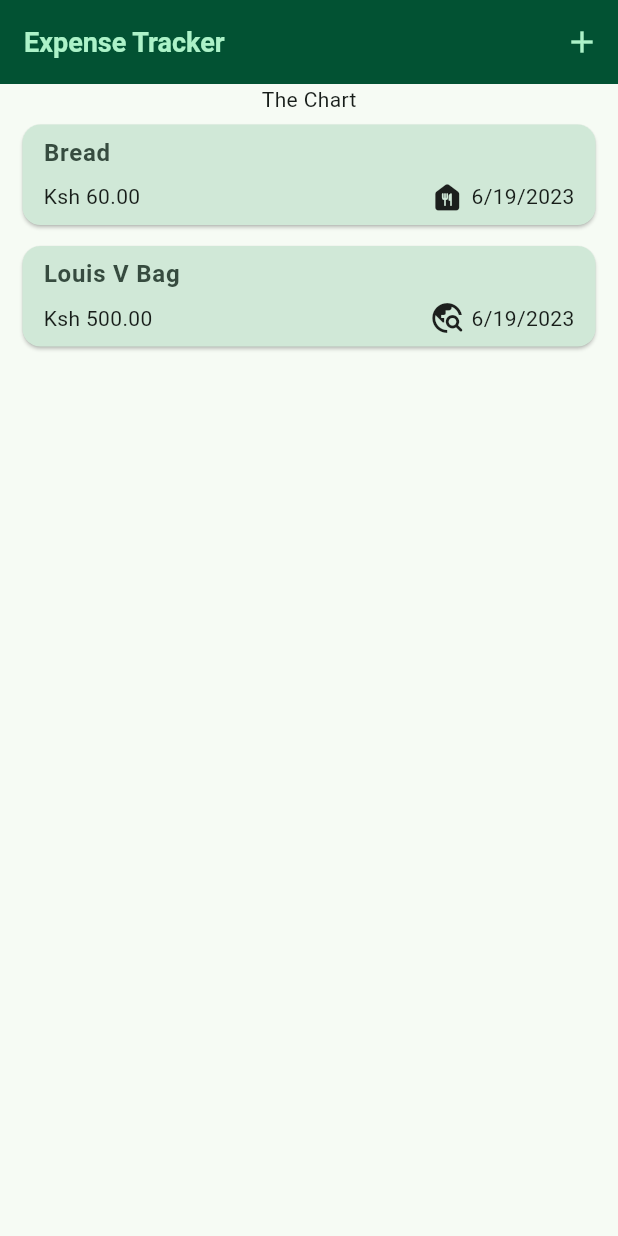
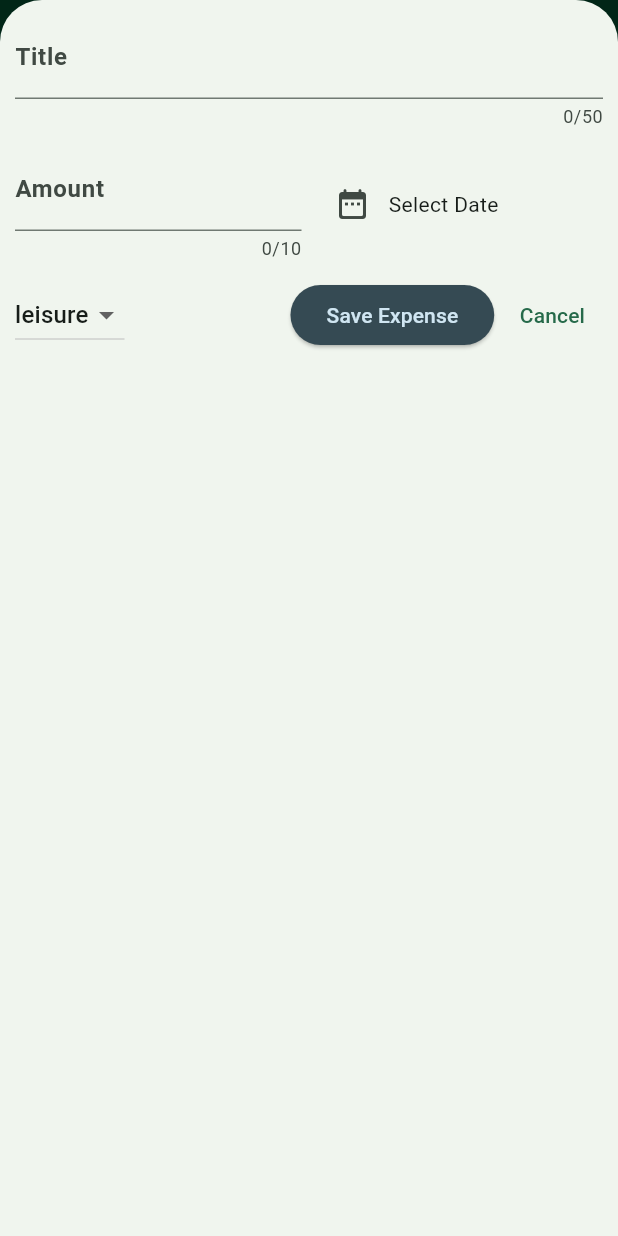
Before and after one commit to lbnmahs/expenser, a Flutter app: the screen it shows after launch, after a tap on the "add" icon, on a phone screen of 412 x 824 dp. Run offline on Flutter 3.47's test engine with Material 2 defaults, Android fonts, the phone set to English and light mode, and no system bars.

Commit message:
Slight bug fixes

```diff
--- a/lib/expenses.dart
+++ b/lib/expenses.dart
@@ -29,7 +29,12 @@ class _Expenses extends State<Expenses>{
   ];
 
   void _showExpenseModal() {
-
+    showModalBottomSheet(
+      useSafeArea: true,
+      isScrollControlled: true,
+      context: context,
+      builder: (ctx) => NewExpense(onAddExpense: _addExpense)
+    );
   }
 
   // Function to add an expense
@@ -43,7 +48,7 @@ class _Expenses extends State<Expenses>{
   void _removeExpense(Expense expense) {
     final expenseIndex = _expenseList.indexOf(expense);
     setState(() {
-      _expenseList.remove(expenseIndex);
+      _expenseList.remove(expense);
     });
 
     // confirmation scaffold
@@ -69,6 +74,8 @@ class _Expenses extends State<Expenses>{
     Widget mainContent = const Center(
       child: Text('You do not have any expenses. Add some.'),
     );
+    final width = MediaQuery.of(context).size.width;
+
     if(_expenseList.isNotEmpty){
       mainContent = ExpenseList(
         expenses: _expenseList,
@@ -80,13 +87,21 @@ class _Expenses extends State<Expenses>{
         title: const Text('Expense Tracker'),
         actions: [
           IconButton(
-            onPressed: () {},
+            onPressed: _showExpenseModal,
             icon: const Icon(Icons.add),
           )
         ],
       ),
       body: Center(
-        child: Column(
+        child: width > 600
+        ? Row(
+          mainAxisAlignment: MainAxisAlignment.center,
+          children: [
+            const Text('The Chart'),
+            Expanded(child: mainContent)
+          ],
+        )
+        : Column(
           children: [
             const Text('The Chart'),
             Expanded(child: mainContent),
--- a/lib/widgets/expenses/expense_list.dart
+++ b/lib/widgets/expenses/expense_list.dart
@@ -18,7 +18,6 @@ class ExpenseList extends StatelessWidget {
       itemCount: expenses.length,
       itemBuilder: (ctx, index) {
         return Dismissible(
-          key: ValueKey(expenses[index]),
           background: Container(
             decoration: BoxDecoration(
               color: Theme.of(context).colorScheme.error.withOpacity(0.7),
@@ -26,6 +25,7 @@ class ExpenseList extends StatelessWidget {
             ),
             margin: const EdgeInsets.only(left: 5),
           ),
+          key: ValueKey(expenses[index]),
           onDismissed: (direction) {
             onRemoveExpense(expenses[index]);
           },
--- a/lib/widgets/expenses/new_expense.dart
+++ b/lib/widgets/expenses/new_expense.dart
@@ -76,7 +76,7 @@ class _NewExpense extends State<NewExpense> {
     final enteredAmount = double.tryParse(_amountController.text);
     final isAmountInvalid = enteredAmount == null || enteredAmount <= 0;
 
-    if(_textController.text.isEmpty || isAmountInvalid || _selectedDate == null){
+    if(_textController.text.trim().isEmpty || isAmountInvalid || _selectedDate == null){
       _showDialog();
       return;
     }
@@ -128,8 +128,12 @@ class _NewExpense extends State<NewExpense> {
                       Expanded(
                         child: TextField(
                           controller: _amountController,
+                          keyboardType: TextInputType.number,
                           maxLength: 10,
-                          decoration: const InputDecoration(label: Text('Amount'))
+                          decoration: const InputDecoration(
+                            prefixText: 'Ksh',
+                            label: Text('Amount')
+                          )
                         ),
                       ),
                     ],
@@ -150,6 +154,7 @@ class _NewExpense extends State<NewExpense> {
                         value: _selectedCategory,
                         items: Category.values.map(
                           (category) => DropdownMenuItem(
+                            value: category,
                             child: Text(category.name)
                           )
                         ).toList(),
@@ -184,8 +189,12 @@ class _NewExpense extends State<NewExpense> {
                       Expanded(
                         child: TextField(
                           controller: _amountController,
+                          keyboardType: TextInputType.number,
                           maxLength: 10,
-                          decoration: const InputDecoration(label: Text('Amount'))
+                          decoration: const InputDecoration(
+                            prefixText: 'Ksh',
+                            label: Text('Amount')
+                          )
                         ),
                       ),
                       const SizedBox(width: 10,),
@@ -230,6 +239,7 @@ class _NewExpense extends State<NewExpense> {
                         value: _selectedCategory,
                         items: Category.values.map(
                           (category) => DropdownMenuItem(
+                            value: category,
                             child: Text(category.name)
                           )
                         ).toList(),
```
